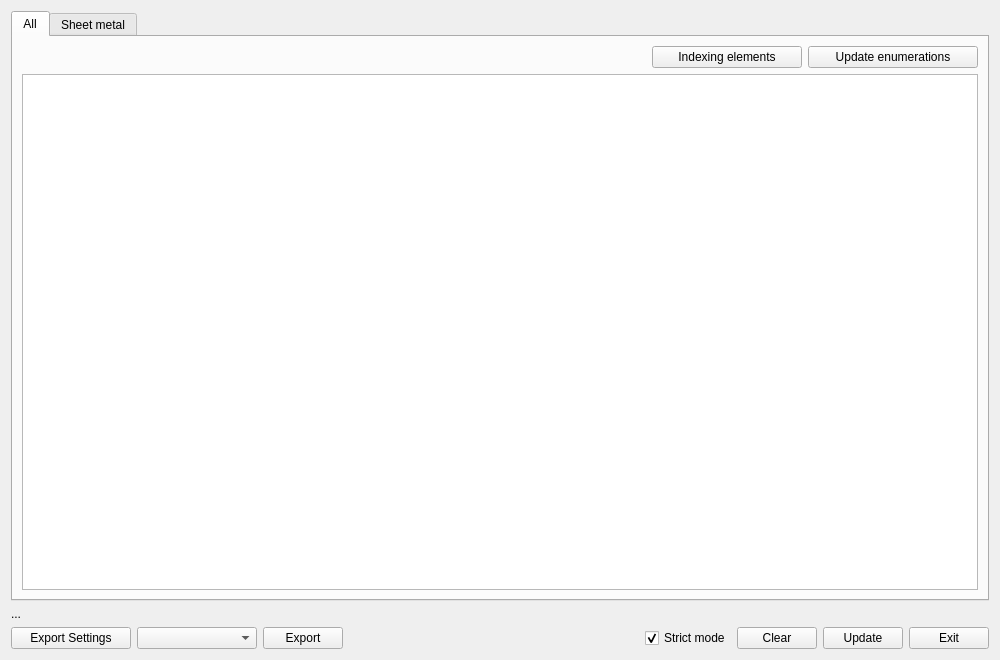
Qt form repo/ui/specification.ui (GS90/addFC) before a commit.
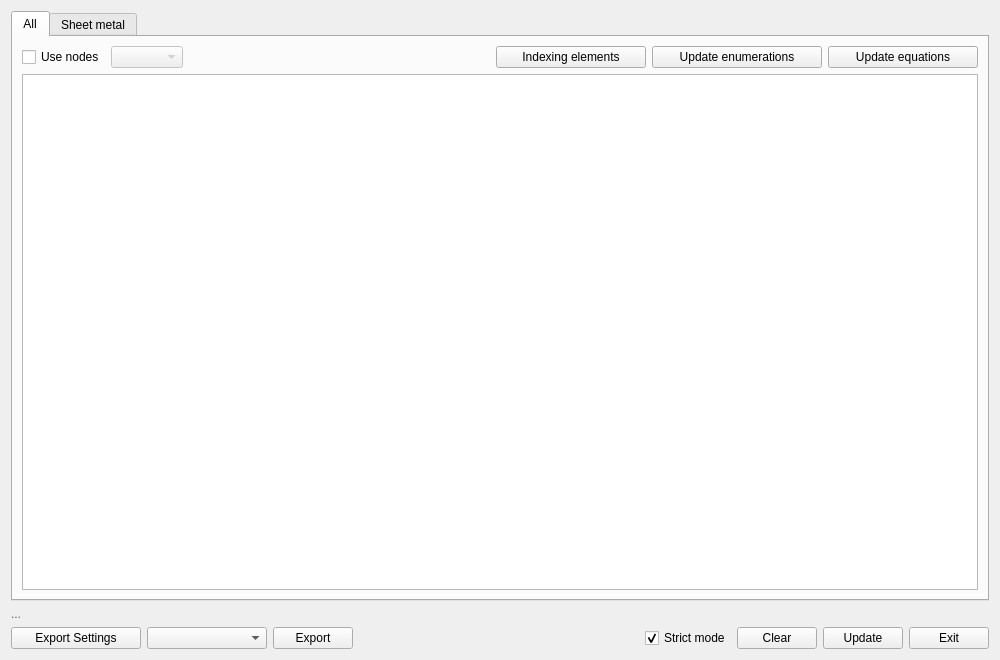
The same form after that commit.

```diff
--- a/repo/ui/specification.ui
+++ b/repo/ui/specification.ui
@@ -33,6 +33,20 @@
       <layout class="QVBoxLayout" name="verticalLayout_2">
        <item>
         <layout class="QHBoxLayout" name="horizontalLayout_f">
+         <item>
+          <widget class="QCheckBox" name="checkBoxNodes">
+           <property name="text">
+            <string>Use nodes</string>
+           </property>
+          </widget>
+         </item>
+         <item>
+          <widget class="QComboBox" name="comboBoxNodes">
+           <property name="enabled">
+            <bool>false</bool>
+           </property>
+          </widget>
+         </item>
          <item>
           <spacer name="horizontalSpacer_f">
            <property name="orientation">
@@ -72,6 +86,19 @@
            </property>
           </widget>
          </item>
+         <item>
+          <widget class="QPushButton" name="pushButtonUEq">
+           <property name="minimumSize">
+            <size>
+             <width>150</width>
+             <height>0</height>
+            </size>
+           </property>
+           <property name="text">
+            <string>Update equations</string>
+           </property>
+          </widget>
+         </item>
         </layout>
        </item>
        <item>
@@ -380,6 +407,9 @@
     <layout class="QHBoxLayout" name="horizontalLayout_t">
      <item>
       <widget class="QLabel" name="info">
+       <property name="styleSheet">
+        <string notr="true">color: #666</string>
+       </property>
        <property name="text">
         <string>...</string>
        </property>
@@ -406,7 +436,7 @@
       <widget class="QPushButton" name="pushButtonExportSettings">
        <property name="minimumSize">
         <size>
-         <width>120</width>
+         <width>130</width>
          <height>0</height>
         </size>
        </property>
```
Left out of the diff: 27 changed lines with no effect on the pictures.
